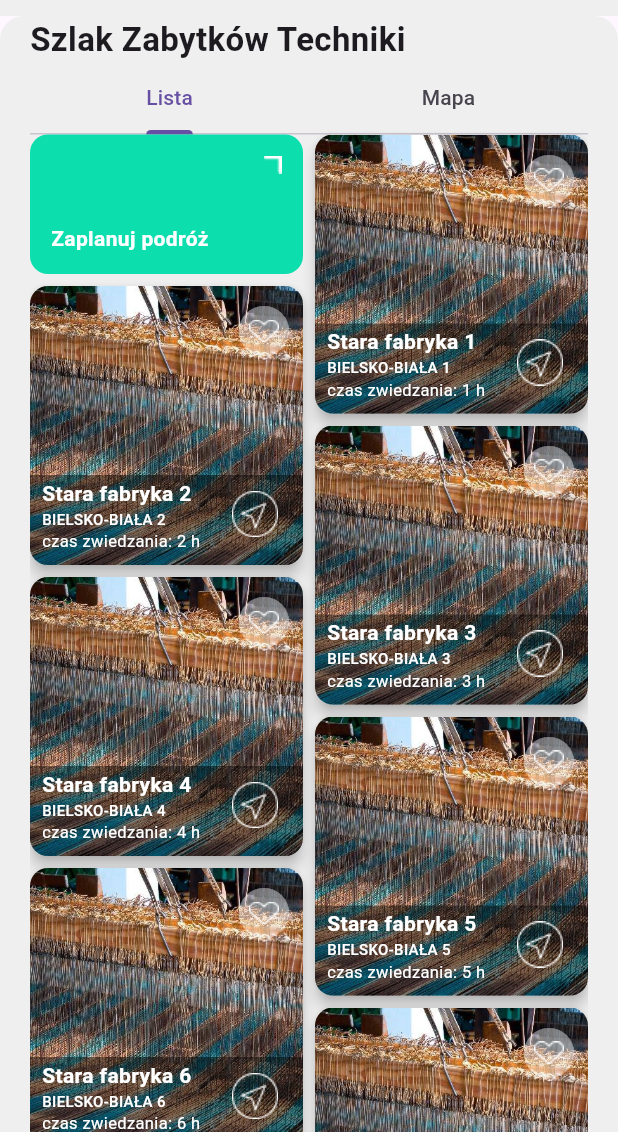
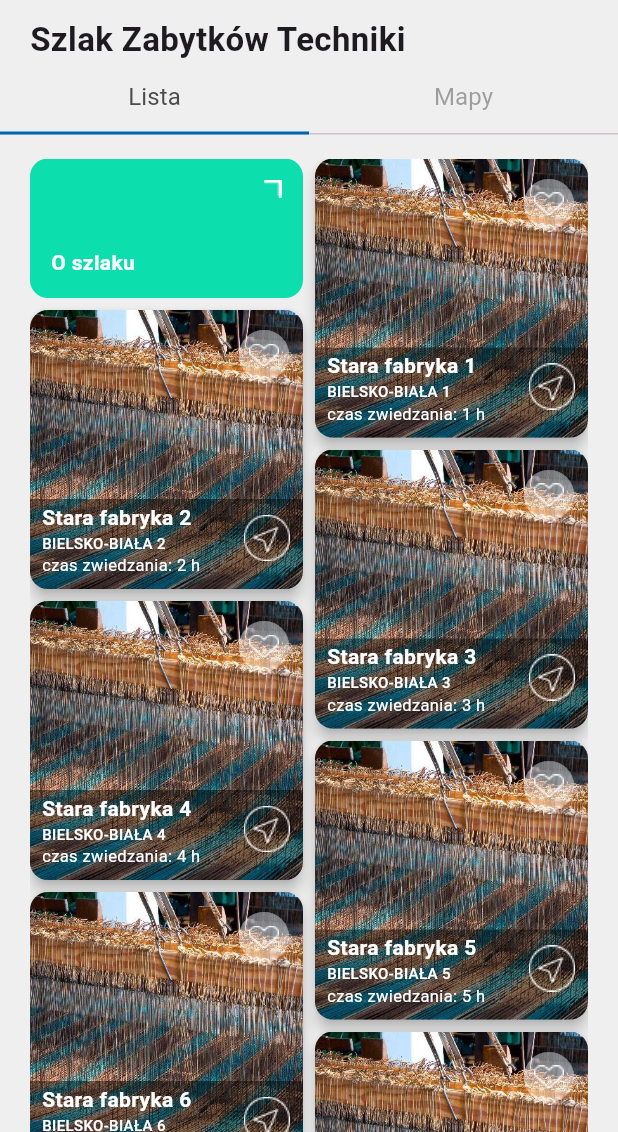
Before and after one commit to Aduzja/explore, a Flutter app: the TrailDetailsPage screen opened directly, on a phone screen of 412 x 824 dp, the part 104-1236 px from its top. Run offline on Flutter 3.47's test engine with Material 3 defaults, Android fonts, the phone set to English and light mode, and no system bars; our stand-ins replace flutter_svg, google_fonts.

Commit message:
Fix tap bar design

```diff
--- a/lib/src/application/constants/app_colors.dart
+++ b/lib/src/application/constants/app_colors.dart
@@ -7,5 +7,6 @@ class AppColors {
   static const Color darkGrey = Color(0xFF4D4C4C);
   static const Color backgroundGrey = Color(0xFFEFEFEF);
   static const Color blue = Color(0xFF0794D3);
+  static const Color darkBlue = Color(0xFF0066B1);
   static const Color green = Color(0xFF0DDEAE);
 }
--- a/lib/src/presentation/features/trail_details_page/trail_details_page.dart
+++ b/lib/src/presentation/features/trail_details_page/trail_details_page.dart
@@ -68,32 +68,44 @@ class _TrailDetailsPageState extends State<TrailDetailsPage> with SingleTickerPr
         ),
       ),
       body: Container(
+        color: AppColors.backgroundGrey,
+        child: Column(
+          crossAxisAlignment: CrossAxisAlignment.start,
+          children: [
+            Padding(
               padding: const EdgeInsets.symmetric(
                 horizontal: 20.0,
               ),
-        decoration: const BoxDecoration(
-          borderRadius: BorderRadius.vertical(
-            top: Radius.circular(16),
-          ),
-          color: AppColors.backgroundGrey,
-        ),
-        child: ListView(
-          children: [
-            Text(
+              child: Text(
                 'Szlak Zabytków Techniki',
                 style: GoogleFonts.roboto(
                   fontWeight: FontWeight.w700,
                   fontSize: 22,
                 ),
               ),
+            ),
             TabBar(
               controller: _tabController,
+              indicatorColor: AppColors.darkBlue,
+              indicatorSize: TabBarIndicatorSize.tab,
+              labelColor: AppColors.darkGrey,
+              unselectedLabelColor: AppColors.darkGrey.withOpacity(0.5),
+              labelStyle: GoogleFonts.roboto(
+                fontWeight: FontWeight.w400,
+                fontSize: 16,
+              ),
               tabs: const [
                 Tab(text: 'Lista'),
-                Tab(text: 'Mapa'),
+                Tab(text: 'Mapy'),
               ],
             ),
-            SingleChildScrollView(
+            Expanded(
+              child: TabBarView(
+                controller: _tabController,
+                children: [
+                  Padding(
+                    padding: const EdgeInsets.fromLTRB(20, 16, 20, 0),
+                    child: SingleChildScrollView(
                       child: StaggeredGrid.count(
                         crossAxisCount: 2,
                         mainAxisSpacing: 8,
@@ -124,7 +136,7 @@ class _TrailDetailsPageState extends State<TrailDetailsPage> with SingleTickerPr
                                         Align(
                                           alignment: Alignment.bottomLeft,
                                           child: Text(
-                                    'Zaplanuj podróż',
+                                            'O szlaku',
                                             style: GoogleFonts.roboto(
                                               fontWeight: FontWeight.w700,
                                               fontSize: 14,
@@ -195,7 +207,6 @@ class _TrailDetailsPageState extends State<TrailDetailsPage> with SingleTickerPr
                                               padding: const EdgeInsets.only(
                                                 left: 8,
                                                 bottom: 8,
-                                        right: 8,
                                               ),
                                               child: Row(
                                                 mainAxisAlignment: MainAxisAlignment.spaceBetween,
@@ -251,6 +262,16 @@ class _TrailDetailsPageState extends State<TrailDetailsPage> with SingleTickerPr
                         }),
                       ),
                     ),
+                  ),
+                  Container(
+                    color: Colors.grey,
+                    child: Center(
+                      child: Text('Mapa Szlaku $widget.trailIndex'),
+                    ),
+                  ),
+                ],
+              ),
+            ),
           ],
         ),
       ),
--- a/lib/src/presentation/features/trails_page/trails_page.dart
+++ b/lib/src/presentation/features/trails_page/trails_page.dart
@@ -84,7 +84,7 @@ class TrailsPage extends StatelessWidget {
                           Navigator.push(
                             context,
                             MaterialPageRoute(
-                              builder: (context) => const TrailDetailsPage(trailIndex: 15),
+                              builder: (context) => const TrailDetailsPage(trailIndex: 3),
                             ),
                           );
                         },
```
Lines whose indentation alone changed are shown as unchanged.
